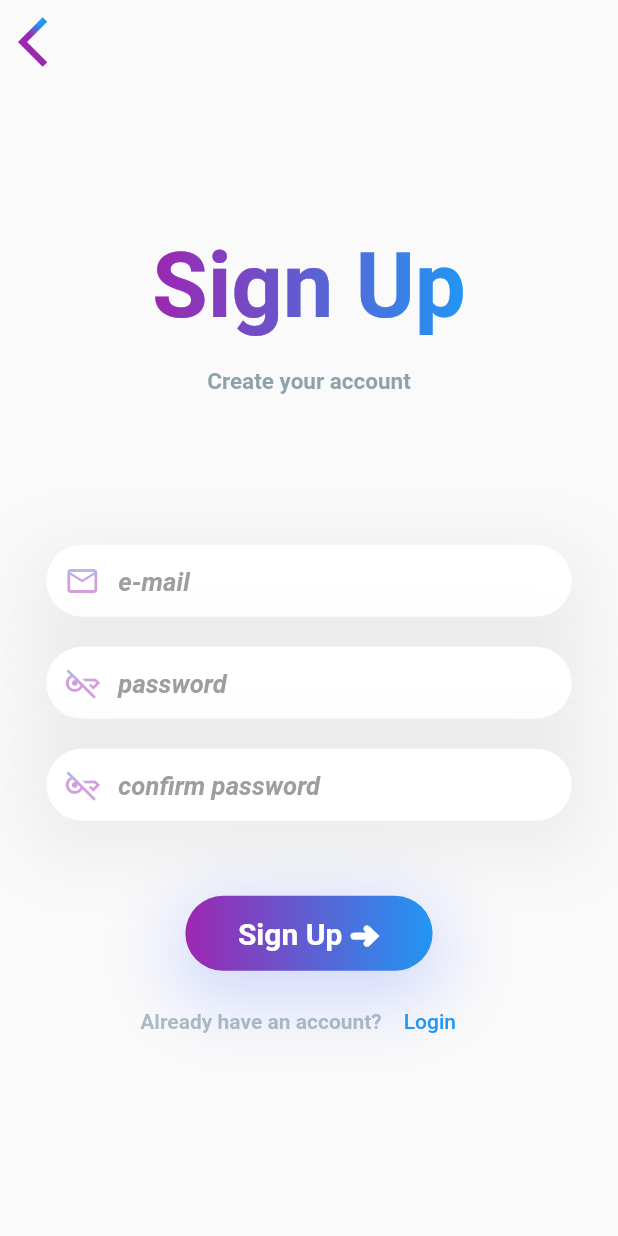
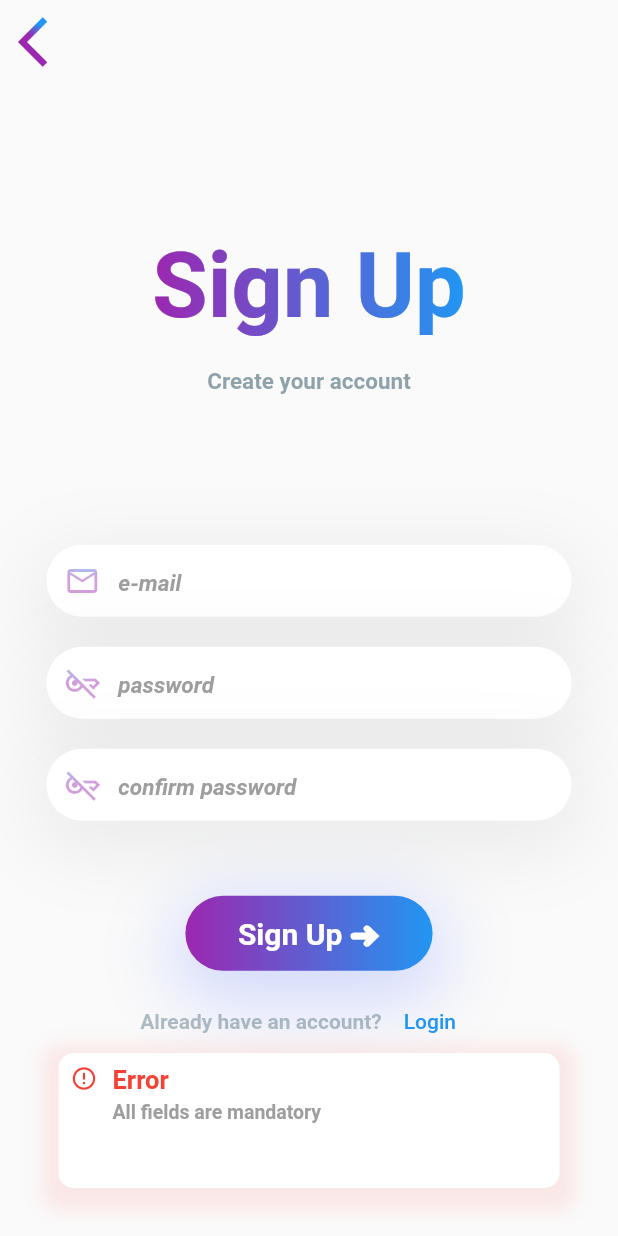
Before and after one commit to chaniru-puldith/firebase-crud-example-flutter, a Flutter app: the screen it shows after launch, after a tap on "Sign Up ➜", on a phone screen of 412 x 824 dp. Run offline on Flutter 3.47's test engine with Material 2 defaults, Android fonts, the phone set to English and light mode, and no system bars; our stand-ins replace email_validator.

Commit message:
Sign Up Validation

```diff
--- a/lib/screens/register_screen.dart
+++ b/lib/screens/register_screen.dart
@@ -1,8 +1,7 @@
 import 'package:firebase_crud_example/utils/constants.dart';
 import 'package:firebase_crud_example/utils/bottom_button.dart';
 import 'package:flutter/material.dart';
-
-import '../utils/rounded_text_field.dart';
+import 'package:email_validator/email_validator.dart';
 
 class RegisterScreen extends StatefulWidget {
   const RegisterScreen({super.key});
@@ -13,31 +12,138 @@ class RegisterScreen extends StatefulWidget {
 
 class _RegisterScreenState extends State<RegisterScreen>
     with SingleTickerProviderStateMixin {
-  late AnimationController animationController;
-  late Animation animation;
+  late AnimationController _animationController;
+  late Animation _animation;
+  String? _email;
+  String? _password;
+  String? _confirmPassword;
+
+  void displayError(error) {
+    ScaffoldMessenger.of(context).showSnackBar(
+      SnackBar(
+        content: Container(
+          padding: const EdgeInsets.all(8.0),
+          margin: const EdgeInsets.all(8.0),
+          height: 90,
+          decoration: BoxDecoration(
+            color: Colors.white,
+            borderRadius: const BorderRadius.all(
+              Radius.circular(10),
+            ),
+            boxShadow: [
+              BoxShadow(
+                color: Colors.red.withOpacity(0.1),
+                spreadRadius: 10,
+                blurRadius: 10,
+                offset: const Offset(0, 5),
+              ),
+            ],
+          ),
+          child: Row(
+            crossAxisAlignment: CrossAxisAlignment.start,
+            children: <Widget>[
+              const Icon(
+                Icons.error_outline,
+                size: 18,
+                color: Colors.red,
+              ),
+              const SizedBox(
+                width: 10.0,
+              ),
+              Expanded(
+                child: Column(
+                  crossAxisAlignment: CrossAxisAlignment.start,
+                  children: <Widget>[
+                    const Text(
+                      "Error",
+                      style: TextStyle(
+                        fontSize: 17,
+                        color: Colors.red,
+                        fontWeight: FontWeight.bold,
+                      ),
+                    ),
+                    const SizedBox(
+                      height: 4.0,
+                    ),
+                    Text(
+                      error,
+                      style: const TextStyle(
+                        color: Colors.grey,
+                        fontSize: 13,
+                        fontWeight: FontWeight.bold,
+                      ),
+                      maxLines: 3,
+                      overflow: TextOverflow.ellipsis,
+                    ),
+                  ],
+                ),
+              ),
+            ],
+          ),
+        ),
+        behavior: SnackBarBehavior.floating,
+        backgroundColor: Colors.transparent,
+        elevation: 0,
+      ),
+    );
+  }
+
+  String? _isInvalid() {
+    if (_email == null ||
+        _password == null ||
+        _confirmPassword == null ||
+        _email!.isEmpty ||
+        _password!.isEmpty ||
+        _confirmPassword!.isEmpty) {
+      return ('All fields are mandatory');
+    } else if (!EmailValidator.validate(_email!)) {
+      return ('Invalid Email Address');
+    } else {
+      bool hasUppercase = _password!.contains(RegExp(r'[A-Z]'));
+      bool hasDigits = _password!.contains(RegExp(r'[0-9]'));
+      bool hasLowercase = _password!.contains(RegExp(r'[a-z]'));
+      bool hasSpecialCharacters =
+          _password!.contains(RegExp(r'[!@#$%^&*(),.?":{}|<>]'));
+      bool hasMinLength = _password!.length > 8;
+
+      if (hasUppercase &&
+          hasDigits &&
+          hasLowercase &&
+          hasSpecialCharacters &&
+          hasMinLength) {
+        if (_password != _confirmPassword) {
+          return 'Passwords are different';
+        } else {
+          return null;
+        }
+      } else {
+        return 'Password should contain at least 8 characters with at least one a-z, A-Z, 0-9 and special character';
+      }
+    }
+  }
 
   @override
   void initState() {
     super.initState();
 
-    animationController = AnimationController(
+    _animationController = AnimationController(
       duration: const Duration(seconds: 1),
       vsync: this,
     );
 
-    animation =
-        CurvedAnimation(parent: animationController, curve: Curves.decelerate);
+    _animation =
+        CurvedAnimation(parent: _animationController, curve: Curves.decelerate);
 
-    animationController.forward();
+    _animationController.forward();
 
-    animationController.addListener(() {
+    _animationController.addListener(() {
       setState(() {});
     });
   }
 
   @override
   void dispose() {
-    animationController.dispose();
+    _animationController.dispose();
     super.dispose();
   }
 
@@ -83,7 +189,7 @@ class _RegisterScreenState extends State<RegisterScreen>
                       'Sign Up',
                       style: TextStyle(
                         color: Colors.white,
-                        fontSize: animation.value * 60,
+                        fontSize: _animation.value * 60,
                         fontWeight: FontWeight.bold,
                       ),
                     ),
@@ -109,34 +215,72 @@ class _RegisterScreenState extends State<RegisterScreen>
                 child: Column(
                   mainAxisAlignment: MainAxisAlignment.start,
                   children: [
-                    const RoundedTextField(
-                      hintText: 'e-mail',
-                      icon: Icon(
-                        Icons.email_outlined,
+                    Container(
+                      width: MediaQuery.of(context).size.width * 0.85,
+                      decoration: kTextFormFieldOuterContainerStyle,
+                      child: Center(
+                        child: TextField(
+                          style: kTextFormFieldStyle,
+                          keyboardType: TextInputType.emailAddress,
+                          decoration: kTextFiledInputDecoration.copyWith(
+                            hintText: 'e-mail',
+                            prefixIcon: kGradientEmailIcon,
+                          ),
+                          onChanged: (value) {
+                            _email = value;
+                          },
+                        ),
                       ),
-                      type: TextFieldTypes.email,
                     ),
                     const SizedBox(
                       height: 20.0,
                     ),
-                    const RoundedTextField(
-                      hintText: 'password',
-                      icon: Icon(Icons.key_off_outlined),
-                      type: TextFieldTypes.password,
+                    Container(
+                      width: MediaQuery.of(context).size.width * 0.85,
+                      decoration: kTextFormFieldOuterContainerStyle,
+                      child: Center(
+                        child: TextField(
+                          style: kTextFormFieldStyle,
+                          obscureText: true,
+                          decoration: kTextFiledInputDecoration.copyWith(
+                            hintText: 'password',
+                            prefixIcon: kGradientPasswordIcon,
+                          ),
+                          onChanged: (value) {
+                            _password = value;
+                          },
+                        ),
+                      ),
                     ),
                     const SizedBox(
                       height: 20.0,
                     ),
-                    const RoundedTextField(
-                      hintText: 'confirm password',
-                      icon: Icon(Icons.key_off_outlined),
-                      type: TextFieldTypes.password,
+                    Container(
+                      width: MediaQuery.of(context).size.width * 0.85,
+                      decoration: kTextFormFieldOuterContainerStyle,
+                      child: Center(
+                        child: TextField(
+                          style: kTextFormFieldStyle,
+                          obscureText: true,
+                          decoration: kTextFiledInputDecoration.copyWith(
+                            hintText: 'confirm password',
+                            prefixIcon: kGradientPasswordIcon,
+                          ),
+                          onChanged: (value) {
+                            _confirmPassword = value;
+                          },
+                        ),
+                      ),
                     ),
                     const SizedBox(
                       height: 50.0,
                     ),
                     BottomButton(
-                      onPress: () {},
+                      onPress: () {
+                        bool isValid = false;
+                        String? error = _isInvalid();
+                        error == null ? isValid = true : displayError(error);
+                      },
                       buttonTitle: 'Sign Up ➜',
                     ),
                     const SizedBox(
--- a/lib/utils/constants.dart
+++ b/lib/utils/constants.dart
@@ -1,4 +1,6 @@
 import 'package:flutter/material.dart';
+
+import 'gradient_icon.dart';
 
 enum TextFieldTypes { password, email }
 
@@ -6,19 +8,39 @@ const kTextFiledInputDecoration = InputDecoration(
   hintText: 'Enter Text',
   hintStyle: TextStyle(
     fontStyle: FontStyle.italic,
-      fontSize: 17,
+    fontSize: 15,
     fontWeight: FontWeight.bold,
     color: Colors.grey,
   ),
   contentPadding: EdgeInsets.symmetric(vertical: 10.0, horizontal: 20.0),
-    border: OutlineInputBorder(borderSide: BorderSide.none)
-    // enabledBorder: OutlineInputBorder(
-    //   borderSide: BorderSide.none,
-    // ),
-    // focusedBorder: OutlineInputBorder(
-    //   borderSide: BorderSide(color: Colors.black12, width: 1),
-    //   borderRadius: BorderRadius.all(Radius.circular(32.0)),
-    // ),
+  border: OutlineInputBorder(borderSide: BorderSide.none),
 );
 
 const kGradient = LinearGradient(colors: [Colors.purple, Colors.blue]);
+
+const kTextFormFieldOuterContainerStyle = BoxDecoration(
+  color: Colors.white,
+  borderRadius: BorderRadius.all(Radius.circular(100)),
+  boxShadow: [
+    BoxShadow(
+      color: Color.fromRGBO(
+        67,
+        71,
+        77,
+        0.08,
+      ),
+      spreadRadius: 10,
+      blurRadius: 40,
+      offset: Offset(0, 12),
+    ),
+  ],
+);
+
+const kTextFormFieldStyle = TextStyle(
+  fontSize: 19,
+  fontWeight: FontWeight.bold,
+  fontStyle: FontStyle.italic,
+);
+
+const kGradientEmailIcon = GradientIcon(icon: Icon(Icons.email_outlined));
+const kGradientPasswordIcon = GradientIcon(icon: Icon(Icons.key_off_outlined));
--- /dev/null
+++ b/lib/utils/gradient_icon.dart
@@ -0,0 +1,26 @@
+import 'package:flutter/material.dart';
+
+class GradientIcon extends StatelessWidget {
+  const GradientIcon({
+    super.key,
+    required this.icon,
+  });
+
+  final Widget icon;
+
+  @override
+  Widget build(BuildContext context) {
+    return ShaderMask(
+      blendMode: BlendMode.srcIn,
+      shaderCallback: (Rect bounds) => const RadialGradient(
+        center: Alignment.topCenter,
+        stops: [.5, 1],
+        colors: [
+          Colors.blue,
+          Colors.purple,
+        ],
+      ).createShader(bounds),
+      child: icon,
+    );
+  }
+}
--- a/lib/utils/rounded_text_field.dart
+++ /dev/null
@@ -1,73 +0,0 @@
-import 'package:flutter/material.dart';
-
-import 'constants.dart';
-
-class RoundedTextField extends StatelessWidget {
-  final String hintText;
-  final Widget icon;
-  final TextFieldTypes type;
-
-  const RoundedTextField({
-    super.key,
-    required this.hintText,
-    required this.icon,
-    required this.type,
-  });
-
-  @override
-  Widget build(BuildContext context) {
-    return Container(
-      width: MediaQuery.of(context).size.width * 0.85,
-      decoration: const BoxDecoration(
-        boxShadow: [
-          BoxShadow(
-            color: Color.fromRGBO(
-              67,
-              71,
-              77,
-              0.08,
-            ),
-            spreadRadius: 10,
-            blurRadius: 40,
-            offset: Offset(0, 12),
-          ),
-        ],
-      ),
-      child: Center(
-        child: Container(
-          decoration: const BoxDecoration(
-            color: Colors.white,
-            borderRadius: BorderRadius.all(Radius.circular(100)),
-          ),
-          child: TextField(
-            style: const TextStyle(
-              fontSize: 19,
-              fontWeight: FontWeight.bold,
-              fontStyle: FontStyle.italic,
-            ),
-            obscureText: type == TextFieldTypes.password,
-            keyboardType: type == TextFieldTypes.email
-                ? TextInputType.emailAddress
-                : TextInputType.text,
-            onChanged: (value) {},
-            decoration: kTextFiledInputDecoration.copyWith(
-              hintText: hintText,
-              prefixIcon: ShaderMask(
-                blendMode: BlendMode.srcIn,
-                shaderCallback: (Rect bounds) => const RadialGradient(
-                  center: Alignment.topCenter,
-                  stops: [.5, 1],
-                  colors: [
-                    Colors.blue,
-                    Colors.purple,
-                  ],
-                ).createShader(bounds),
-                child: icon,
-              ),
-            ),
-          ),
-        ),
-      ),
-    );
-  }
-}
--- a/pubspec.yaml
+++ b/pubspec.yaml
@@ -30,6 +30,8 @@ environment:
 dependencies:
   flutter:
     sdk: flutter
+
+  email_validator: ^2.1.17
 
 
   # The following adds the Cupertino Icons font to your application.
```
Also changed, not shown: pubspec.lock. Lines whose indentation alone changed are shown as unchanged.
